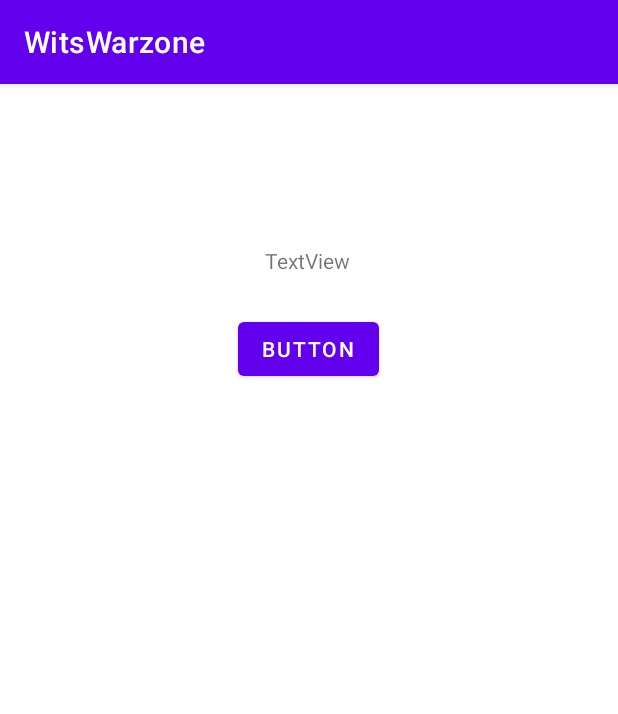
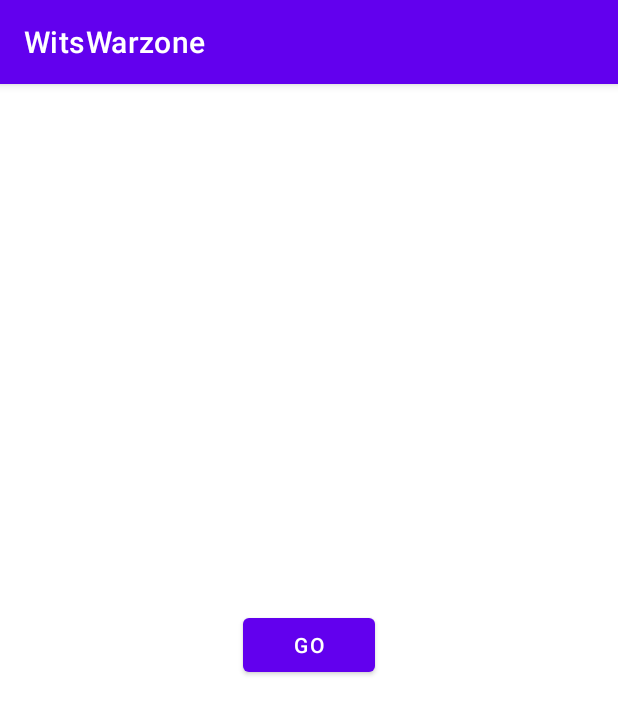
Before and after one commit to eecruz/quiz-app, an Android app: the screen it shows after launch (MainActivity), on a phone screen of 412 x 824 dp. Shown: the top 714 px of the screen. Run offline under Robolectric (Android 15) with nearby library versions, the phone set to English and light mode, and no system bars.

Commit message:
added Homefragment and EditText in GameFragment, implemented simple navigation

```diff
--- /dev/null
+++ b/app/src/main/java/edu/quinnipiac/ser210/witswarzone/HomeFragment.kt
@@ -0,0 +1,26 @@
+package edu.quinnipiac.ser210.witswarzone
+
+import android.os.Bundle
+import androidx.fragment.app.Fragment
+import android.view.LayoutInflater
+import android.view.View
+import android.view.ViewGroup
+import android.widget.Button
+import androidx.navigation.fragment.findNavController
+
+class HomeFragment : Fragment() {
+
+    override fun onCreateView(inflater: LayoutInflater, container: ViewGroup?, savedInstanceState: Bundle?): View?
+    {
+        // Inflate the layout for this fragment
+        val view = inflater.inflate(R.layout.fragment_home, container, false)
+
+        val button = view.findViewById<Button>(R.id.button_go)
+        button.setOnClickListener{
+            val action = HomeFragmentDirections.actionHomeFragmentToGameFragment()
+            this.findNavController().navigate(action)
+        }
+
+        return view
+    }
+}
--- /dev/null
+++ b/app/src/main/res/layout/fragment_home.xml
@@ -0,0 +1,16 @@
+<?xml version="1.0" encoding="utf-8"?>
+<FrameLayout
+    xmlns:android="http://schemas.android.com/apk/res/android"
+    xmlns:tools="http://schemas.android.com/tools"
+    android:layout_width="match_parent"
+    android:layout_height="match_parent"
+    tools:context=".HomeFragment">
+
+    <Button
+        android:id="@+id/button_go"
+        android:layout_width="wrap_content"
+        android:layout_height="wrap_content"
+        android:layout_gravity="center"
+        android:text="GO" />
+
+</FrameLayout>
--- a/app/src/main/res/navigation/nav_graph.xml
+++ b/app/src/main/res/navigation/nav_graph.xml
@@ -4,11 +4,20 @@
     xmlns:app="http://schemas.android.com/apk/res-auto"
     xmlns:tools="http://schemas.android.com/tools"
     android:id="@+id/nav_graph"
-    app:startDestination="@id/gameFragment">
+    app:startDestination="@id/homeFragment">
 
     <fragment
         android:id="@+id/gameFragment"
         android:name="edu.quinnipiac.ser210.witswarzone.GameFragment"
         android:label="fragment_game"
         tools:layout="@layout/fragment_game" />
+    <fragment
+        android:id="@+id/homeFragment"
+        android:name="edu.quinnipiac.ser210.witswarzone.HomeFragment"
+        android:label="fragment_home"
+        tools:layout="@layout/fragment_home" >
+        <action
+            android:id="@+id/action_homeFragment_to_gameFragment"
+            app:destination="@id/gameFragment" />
+    </fragment>
 </navigation>
--- a/app/src/main/res/values/strings.xml
+++ b/app/src/main/res/values/strings.xml
@@ -1,5 +1,3 @@
 <resources>
     <string name="app_name">WitsWarzone</string>
-    <!-- TODO: Remove or change this placeholder text -->
-    <string name="hello_blank_fragment">Hello blank fragment</string>
 </resources>
```
Also changed, not shown: app/src/main/res/layout/fragment_game.xml (+12 -0 lines).
